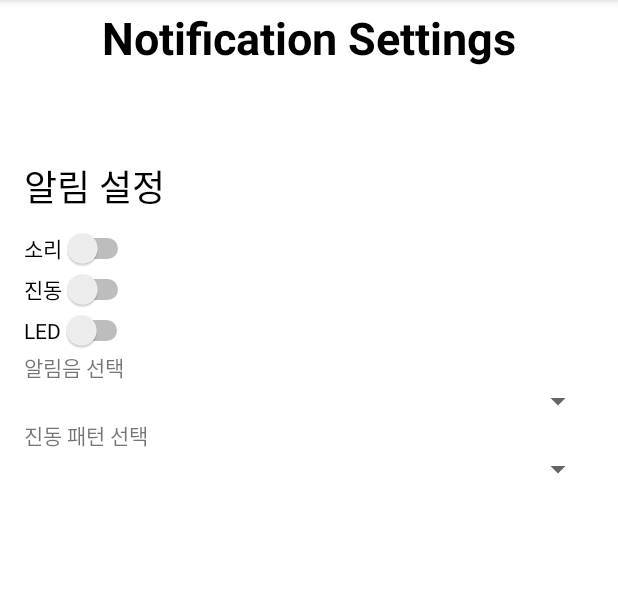
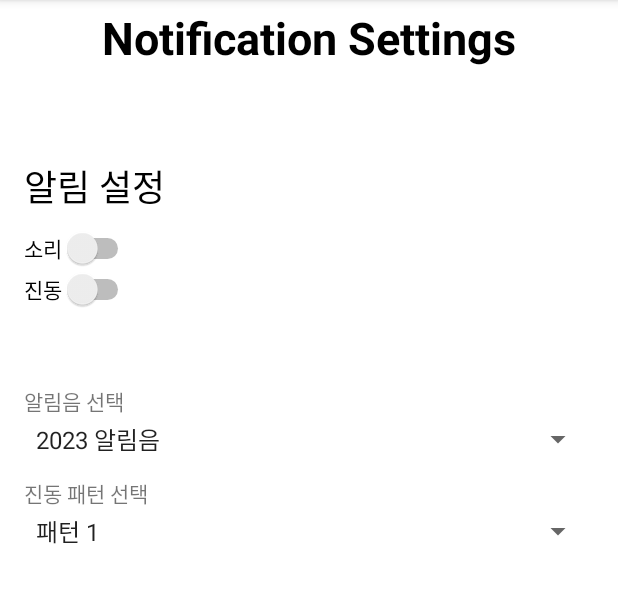
Before and after one commit to cbnu-trash-go/trashGo-android, an Android app: the activity_notification screen opened directly, with no data from a screen before it, on a phone screen of 412 x 824 dp, the part 84-687 px from its top. Run offline under Robolectric (Android 15) with nearby library versions, the phone set to English and light mode, and no system bars.

Commit message:
알림 설정 탭 알림 구현 했습니다.

```diff
--- a/app/src/main/AndroidManifest.xml
+++ b/app/src/main/AndroidManifest.xml
@@ -6,6 +6,7 @@
         android:anyDensity="true"
         android:largeScreens="true" />
 
+    <uses-permission android:name="android.permission.POST_NOTIFICATIONS" />
     <application
         android:allowBackup="true"
         android:dataExtractionRules="@xml/data_extraction_rules"
@@ -93,4 +94,7 @@
 
     </application>
 
+    <!--sohenney 알림설정에 필요한 접근 권한 추가-->
+    <uses-permission android:name="android.permission.VIBRATE" />
+    <uses-permission android:name="android.permission.ACCESS_NOTIFICATION_POLICY" />
 </manifest>
--- a/app/src/main/java/com/trashgo/app/activity_notification.java
+++ b/app/src/main/java/com/trashgo/app/activity_notification.java
@@ -1,7 +1,27 @@
 package com.trashgo.app;
 
+import android.app.NotificationChannel;
+import android.app.NotificationManager;
+import android.content.Context;
+import android.graphics.Color;
+import android.media.AudioManager;
+import android.media.Ringtone;
+import android.media.RingtoneManager;
+import android.net.Uri;
+import android.os.Build;
 import android.os.Bundle;
+import android.os.Vibrator;
+import android.provider.Settings;
+import android.view.View;
+import android.widget.AdapterView;
+import android.widget.ArrayAdapter;
+import android.widget.CompoundButton;
+import android.widget.Spinner;
+import android.widget.Switch;
+
 import androidx.appcompat.app.AppCompatActivity;
+import androidx.core.app.NotificationCompat;
+import androidx.core.app.NotificationManagerCompat;
 
 // sohenney activity_notification.java 추가
 public class activity_notification extends AppCompatActivity{
@@ -9,5 +29,169 @@ public class activity_notification extends AppCompatActivity{
     protected void onCreate(Bundle savedInstanceState) {
         super.onCreate(savedInstanceState);
         setContentView(R.layout.notificationsettings);
+
+        /* 나중에 서버 구현하면 알림 띄우기 하면 됨
+        // 알림 채널 정의
+        if (Build.VERSION.SDK_INT >= Build.VERSION_CODES.O) {
+            CharSequence name = "My Channel";
+            String description = "My Channel Description";
+            int importance = NotificationManager.IMPORTANCE_HIGH;
+            NotificationChannel channel = new NotificationChannel("my_channel_id", name, importance);
+            channel.setDescription(description);
+
+            // 알림 채널 등록
+            NotificationManager notificationManager = getSystemService(NotificationManager.class);
+            notificationManager.createNotificationChannel(channel);
+        }
+
+        // 서버와의 통신 구현
+        // ...
+
+        // 서버에서 알림을 띄우는 신호를 받으면
+        // ...
+
+        // 알림 생성
+        NotificationCompat.Builder builder = new NotificationCompat.Builder(this, "my_channel_id")
+                .setSmallIcon(R.drawable.notification_icon)
+                .setContentTitle("Trash Go")
+                .setContentText("Let's go to clean up our Earth!")
+                .setPriority(NotificationCompat.PRIORITY_HIGH);
+
+        // 알림 표시
+        NotificationManagerCompat notificationManager = NotificationManagerCompat.from(this);
+        notificationManager.notify(0, builder.build());
+    */
+
+
+        Switch soundSwitch = (Switch) findViewById(R.id.btnsound);
+        soundSwitch.setOnCheckedChangeListener(new CompoundButton.OnCheckedChangeListener() {
+            @Override
+            public void onCheckedChanged(CompoundButton buttonView, boolean isChecked) {
+                if (isChecked) {
+                    // 소리 알림 활성화
+                    AudioManager audioManager = (AudioManager) getSystemService(Context.AUDIO_SERVICE);
+                    audioManager.setRingerMode(AudioManager.RINGER_MODE_NORMAL);
+                } else {
+                    // 소리 알림 비활성화
+                    AudioManager audioManager = (AudioManager) getSystemService(Context.AUDIO_SERVICE);
+                    audioManager.setRingerMode(AudioManager.RINGER_MODE_SILENT);
+                }
+            }
+        });
+
+        Switch vibrationSwitch = (Switch) findViewById(R.id.btnbrrr);
+        vibrationSwitch.setOnCheckedChangeListener(new CompoundButton.OnCheckedChangeListener() {
+            @Override
+            public void onCheckedChanged(CompoundButton buttonView, boolean isChecked) {
+                if (isChecked) {
+                    // 진동 알림 활성화
+                    Vibrator vibrator = (Vibrator) getSystemService(Context.VIBRATOR_SERVICE);
+                    if (vibrator.hasVibrator()) {
+                        long[] pattern = {1000};
+                        vibrator.vibrate(pattern, -1);
+                    }
+                } else {
+                    // 진동 알림 비활성화
+                    Vibrator vibrator = (Vibrator) getSystemService(Context.VIBRATOR_SERVICE);
+                    if (vibrator.hasVibrator()) {
+                        vibrator.cancel();
+                    }
+                }
+            }
+        });
+
+        Spinner ringtoneSpinner = (Spinner) findViewById(R.id.ringtone_spinner);
+        ArrayAdapter<CharSequence> adapter = ArrayAdapter.createFromResource(this, R.array.ringtones_array , android.R.layout.simple_spinner_item);
+        adapter.setDropDownViewResource(android.R.layout.simple_spinner_dropdown_item);
+        ringtoneSpinner.setAdapter(adapter);
+        ringtoneSpinner.setOnItemSelectedListener(new AdapterView.OnItemSelectedListener() {
+            boolean firstTime = true;
+
+            @Override
+            public void onItemSelected(AdapterView<?> parent, View view, int position, long id) {
+                String selectedRingtone = parent.getItemAtPosition(position).toString();
+                // 선택한 알림음으로 변경
+                Uri ringtoneUri;
+                switch (selectedRingtone) {
+                    case "2023 알림음":
+                        ringtoneUri = Uri.parse("android.resource://" + getPackageName() + "/" + R.raw.usualnotification);
+                        break;
+                    case "차임벨":
+                        ringtoneUri = Uri.parse("android.resource://" + getPackageName() + "/" + R.raw.bellnotification);
+                        break;
+                    case "페이스북 알림음":
+                        ringtoneUri = Uri.parse("android.resource://" + getPackageName() + "/" + R.raw.facebooknotification);
+                        break;
+                    case "아이폰 알림음":
+                        ringtoneUri = Uri.parse("android.resource://" + getPackageName() + "/" + R.raw.iphonenotification);
+                        break;
+                    case "뿅뿅 알림음":
+                        ringtoneUri = Uri.parse("android.resource://" + getPackageName() + "/" + R.raw.popnotification);
+                        break;
+                    default:
+                        ringtoneUri = Settings.System.DEFAULT_NOTIFICATION_URI;
+                        break;
+                }
+                RingtoneManager.setActualDefaultRingtoneUri(getApplicationContext(), RingtoneManager.TYPE_NOTIFICATION, ringtoneUri);
+
+                // 미리 들려주기 기능 추가
+                if (!firstTime) {
+                    Ringtone ringtone = RingtoneManager.getRingtone(getApplicationContext(), ringtoneUri);
+                    ringtone.play();
+                } else {
+                    firstTime = false;
+                }
+            }
+
+            @Override
+            public void onNothingSelected(AdapterView<?> parent) {
+
+            }
+        });
+
+
+        Spinner vibrationPatternSpinner = (Spinner) findViewById(R.id.vibration_pattern_spinner);
+        ArrayAdapter<CharSequence> vibrationPatternAdapter = ArrayAdapter.createFromResource(this, R.array.vibration_patterns_array, android.R.layout.simple_spinner_item);
+        vibrationPatternAdapter.setDropDownViewResource(android.R.layout.simple_spinner_dropdown_item);
+        vibrationPatternSpinner.setAdapter(vibrationPatternAdapter);
+
+        vibrationPatternSpinner.setOnItemSelectedListener(new AdapterView.OnItemSelectedListener() {
+            boolean firstTime = true;
+
+            @Override
+            public void onItemSelected(AdapterView<?> parent, View view, int position, long id) {
+                String selectedVibrationPattern = parent.getItemAtPosition(position).toString();
+                // 선택한 진동 패턴으로 변경
+                long[] pattern;
+                switch (selectedVibrationPattern) {
+                    case "패턴 1":
+                        pattern = new long[]{0, 500};
+                        break;
+                    case "패턴 2":
+                        pattern = new long[]{0, 1000};
+                        break;
+                    case "패턴 3":
+                        pattern = new long[]{0, 1500};
+                        break;
+                    default:
+                        pattern = new long[]{0, 1000};
+                        break;
+                }
+
+                if (!firstTime) {
+                    Vibrator vibrator = (Vibrator) getSystemService(Context.VIBRATOR_SERVICE);
+                    if (vibrator.hasVibrator()) {
+                        vibrator.vibrate(pattern, -1);
+                    }
+                } else {
+                    firstTime = false;
+                }
+            }
+
+            @Override
+            public void onNothingSelected(AdapterView<?> parent) {
+
+            }
+        });
     }
 }
--- a/app/src/main/res/layout/notificationsettings.xml
+++ b/app/src/main/res/layout/notificationsettings.xml
@@ -58,13 +58,8 @@
                     android:id="@+id/btnbrrr"
                     android:layout_width="wrap_content"
                     android:layout_height="wrap_content"
+                    android:layout_marginBottom="50dp"
                     android:text="진동" />
-
-                <Switch
-                    android:id="@+id/btnled"
-                    android:layout_width="wrap_content"
-                    android:layout_height="wrap_content"
-                    android:text="LED" />
 
                 <TextView
                     android:layout_width="wrap_content"
@@ -72,8 +67,10 @@
                     android:text="알림음 선택" />
 
                 <Spinner
+                    android:id="@+id/ringtone_spinner"
                     android:layout_width="match_parent"
-                    android:layout_height="wrap_content" />
+                    android:layout_height="30dp"
+                    android:layout_marginBottom="10dp" />
 
                 <TextView
                     android:layout_width="wrap_content"
@@ -81,8 +78,9 @@
                     android:text="진동 패턴 선택" />
 
                 <Spinner
+                    android:id="@+id/vibration_pattern_spinner"
                     android:layout_width="match_parent"
-                    android:layout_height="wrap_content" />
+                    android:layout_height="30dp" />
             </LinearLayout>
 
         </LinearLayout>
--- /dev/null
+++ b/app/src/main/res/values/arrays.xml
@@ -0,0 +1,17 @@
+<?xml version="1.0" encoding="utf-8"?>
+
+<!--sohenney 알림설정 arrays.xml 추가-->
+<resources>
+    <string-array name="ringtones_array">
+        <item>2023 알림음</item>
+        <item>차임벨</item>
+        <item>페이스북 알림음</item>
+        <item>아이폰 알림음</item>
+        <item>뿅뿅 알림음</item>
+    </string-array>
+    <string-array name="vibration_patterns_array">
+        <item>패턴 1</item>
+        <item>패턴 2</item>
+        <item>패턴 3</item>
+    </string-array>
+</resources>
```
Also changed, not shown: app/src/main/java/com/trashgo/app/MainActivity.java (+14 -0 lines), app/src/main/res/drawable/notification_icon.png (added), 5 other files.
